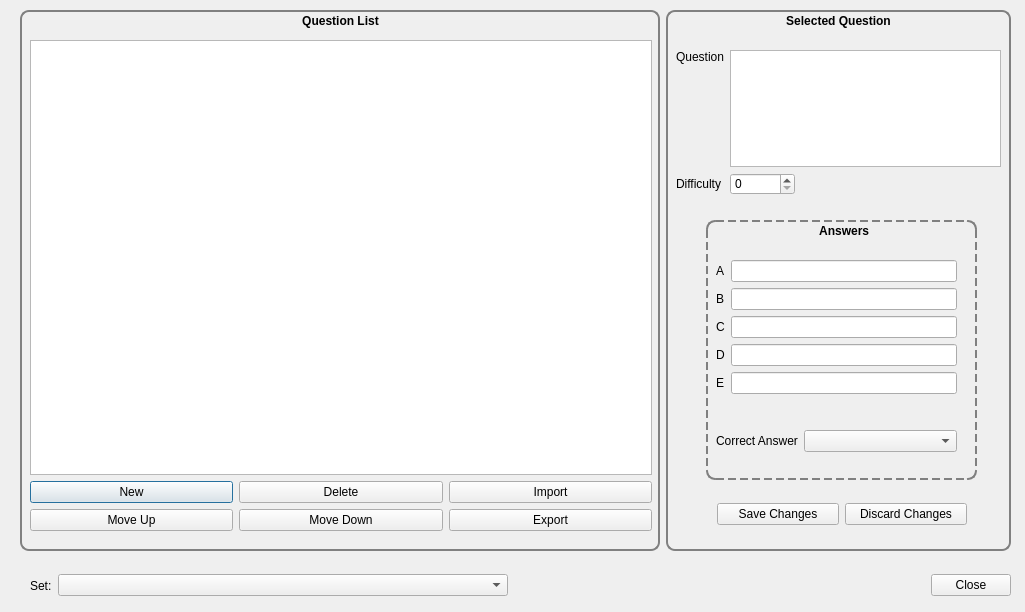
The window that designer/editset.ui (sobjornstad/clicker-quiz-manager) describes before a commit, drawn with Qt 5.
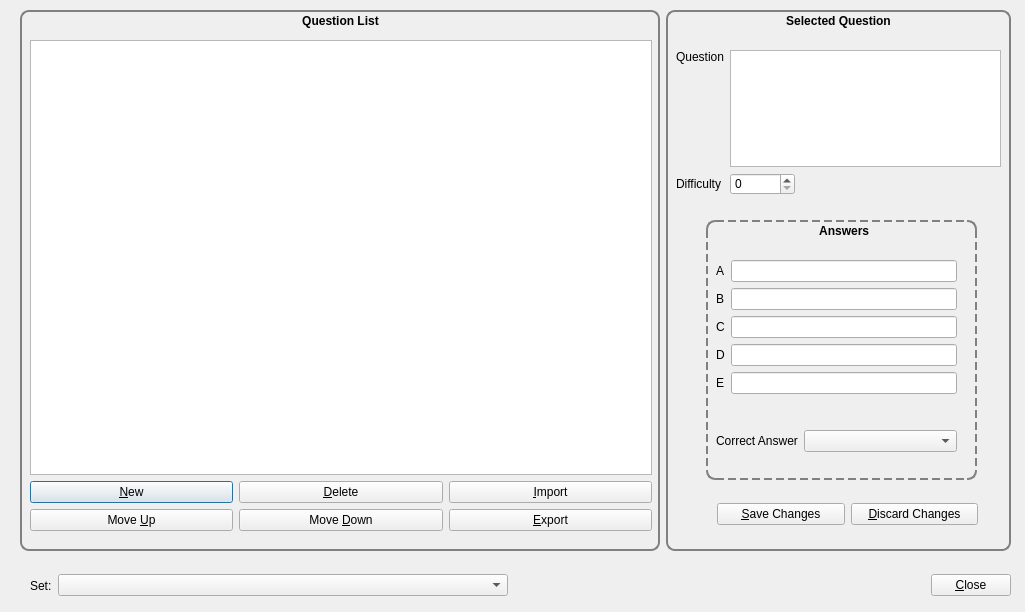
The same window after the commit.

Commit message:
fix tab order and add underlined letters to buttons in question editor
I had no idea you could hold down Alt and press a button from anywhere
in a dialog. That's super-cool.

Patch:
```diff
--- a/designer/editset.ui
+++ b/designer/editset.ui
@@ -67,42 +67,42 @@
           <item row="0" column="0">
            <widget class="QPushButton" name="newButton">
             <property name="text">
-             <string>New</string>
+             <string>&amp;New</string>
             </property>
            </widget>
           </item>
           <item row="0" column="1">
            <widget class="QPushButton" name="deleteButton">
             <property name="text">
-             <string>Delete</string>
+             <string>&amp;Delete</string>
             </property>
            </widget>
           </item>
           <item row="0" column="2">
            <widget class="QPushButton" name="importButton">
             <property name="text">
-             <string>Import</string>
+             <string>&amp;Import</string>
             </property>
            </widget>
           </item>
           <item row="1" column="0">
            <widget class="QPushButton" name="moveUpButton">
             <property name="text">
-             <string>Move Up</string>
+             <string>Move &amp;Up</string>
             </property>
            </widget>
           </item>
           <item row="1" column="1">
            <widget class="QPushButton" name="moveDownButton">
             <property name="text">
-             <string>Move Down</string>
+             <string>Move &amp;Down</string>
             </property>
            </widget>
           </item>
           <item row="1" column="2">
            <widget class="QPushButton" name="exportButton">
             <property name="text">
-             <string>Export</string>
+             <string>&amp;Export</string>
             </property>
            </widget>
           </item>
@@ -318,7 +318,7 @@
         <rect>
          <x>51</x>
          <y>490</y>
-         <width>250</width>
+         <width>261</width>
          <height>29</height>
         </rect>
        </property>
@@ -326,14 +326,14 @@
         <item>
          <widget class="QPushButton" name="saveButton">
           <property name="text">
-           <string>Save Changes</string>
+           <string>&amp;Save Changes</string>
           </property>
          </widget>
         </item>
         <item>
          <widget class="QPushButton" name="cancelButton">
           <property name="text">
-           <string>Discard Changes</string>
+           <string>&amp;Discard Changes</string>
           </property>
          </widget>
         </item>
@@ -392,7 +392,7 @@
     <item>
      <widget class="QPushButton" name="closeButton">
       <property name="text">
-       <string>Close</string>
+       <string>&amp;Close</string>
       </property>
      </widget>
     </item>
```
Left out of the diff: 16 changed lines with no effect on the pictures.
